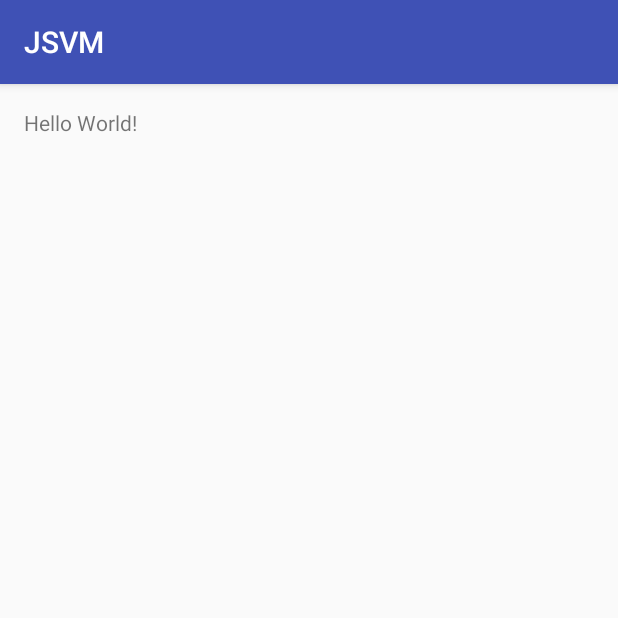
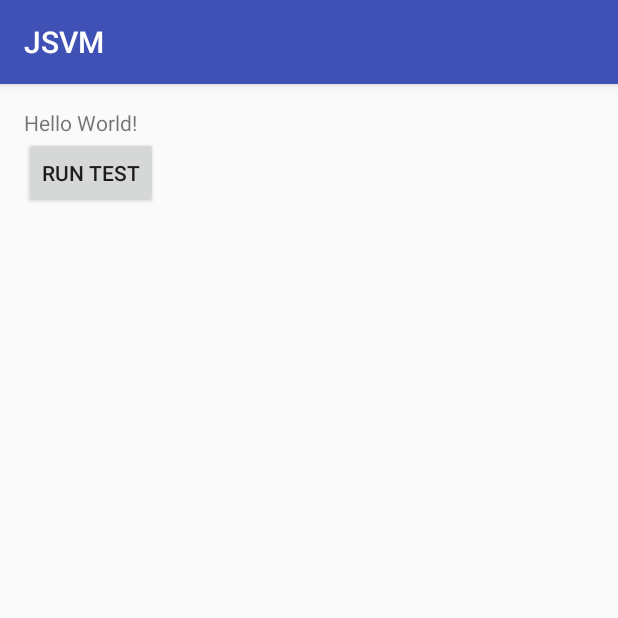
Before and after one commit to ntrrgc/jsvm, an Android app: the screen it shows after launch (MainActivity), on a phone screen of 412 x 824 dp, the top half of it. Run offline under Robolectric (Android 15) with nearby library versions, the phone set to English and light mode, and no system bars.

Commit message:
Peformance tests

```diff
--- a/app/src/main/java/me/ntrrgc/jsvm/JSVM.java
+++ b/app/src/main/java/me/ntrrgc/jsvm/JSVM.java
@@ -39,6 +39,7 @@ public class JSVM {
      * which is packaged with this application.
      */
     public static native String stringFromJNI();
+    public static native double returnADouble();
 
     private native void nativeInit();
 
--- a/app/src/main/java/me/ntrrgc/jsvm/MainActivity.java
+++ b/app/src/main/java/me/ntrrgc/jsvm/MainActivity.java
@@ -3,6 +3,7 @@ package me.ntrrgc.jsvm;
 import android.support.v7.app.AppCompatActivity;
 import android.os.Bundle;
 import android.util.Log;
+import android.view.View;
 import android.widget.TextView;
 
 import org.apache.commons.io.Charsets;
@@ -10,35 +11,42 @@ import org.apache.commons.io.IOUtils;
 
 import java.io.IOException;
 
+import me.ntrrgc.jsvm.performanceTests.PerformanceTests;
+
 public class MainActivity extends AppCompatActivity {
-
     @Override
     protected void onCreate(Bundle savedInstanceState) {
         super.onCreate(savedInstanceState);
         setContentView(R.layout.activity_main);
 
-        JSVM jsvm = new JSVM();
-
-        // Example of a call to a native method
-        TextView tv = (TextView) findViewById(R.id.sample_text);
-        tv.setText(JSVM.stringFromJNI());
+//        JSVM jsvm = new JSVM();
 //        JSValue v = jsvm.evaluateScript("'Hello from' + ' JS'");
 //        Log.i("OKA", String.valueOf(v.jsVM == jsvm));
 //        tv.setText(v.asString());
 
-
-        String bluebird = null;
-        try {
-            bluebird = IOUtils.toString(getResources().openRawResource(R.raw.bluebird), Charsets.UTF_8);
-        } catch (IOException e) {
-            e.printStackTrace();
-        }
-        jsvm.evaluateScript("function setTimeout() {}");
-
-        Long a = System.currentTimeMillis();
-        jsvm.evaluateScript(bluebird);
-        Long b = System.currentTimeMillis();
-        Log.i("BLUEBIRD", "Loaded in " + (b - a) + " ms");
+//
+//        String bluebird = null;
+//        try {
+//            bluebird = IOUtils.toString(getResources().openRawResource(R.raw.bluebird), Charsets.UTF_8);
+//        } catch (IOException e) {
+//            e.printStackTrace();
+//        }
+//        jsvm.evaluateScript("function setTimeout() {}");
+//
+//        Long a = System.currentTimeMillis();
+//        jsvm.evaluateScript(bluebird);
+//        Long b = System.currentTimeMillis();
+//        Log.i("BLUEBIRD", "Loaded in " + (b - a) + " ms");
     }
 
+    public void runTest(View view) {
+        // Example of a call to a native method
+        TextView tv = (TextView) findViewById(R.id.sample_text);
+
+        PerformanceTests tests = new PerformanceTests();
+
+        String testResults = tests.testPropertyRead();
+
+        tv.setText(testResults);
+    }
 }
--- a/app/src/main/res/layout/activity_main.xml
+++ b/app/src/main/res/layout/activity_main.xml
@@ -1,5 +1,5 @@
 <?xml version="1.0" encoding="utf-8"?>
-<RelativeLayout xmlns:android="http://schemas.android.com/apk/res/android"
+<LinearLayout xmlns:android="http://schemas.android.com/apk/res/android"
     xmlns:tools="http://schemas.android.com/tools"
     android:id="@+id/activity_main"
     android:layout_width="match_parent"
@@ -8,6 +8,7 @@
     android:paddingLeft="@dimen/activity_horizontal_margin"
     android:paddingRight="@dimen/activity_horizontal_margin"
     android:paddingTop="@dimen/activity_vertical_margin"
+    android:orientation="vertical"
     tools:context="me.ntrrgc.jsvm.MainActivity">
 
     <TextView
@@ -15,4 +16,11 @@
         android:layout_width="wrap_content"
         android:layout_height="wrap_content"
         android:text="Hello World!" />
-</RelativeLayout>
+
+    <Button
+        android:id="@+id/btnRunText"
+        android:layout_width="wrap_content"
+        android:layout_height="wrap_content"
+        android:text="Run test"
+        android:onClick="runTest"/>
+</LinearLayout>
```
Also changed, not shown: app/src/main/java/me/ntrrgc/jsvm/performanceTests/PerformanceTests.java (added, +108 -0 lines), app/src/main/java/me/ntrrgc/jsvm/performanceTests/controlGroup/DummyPOJO.java (added, +21 -0 lines), 2 other files.
